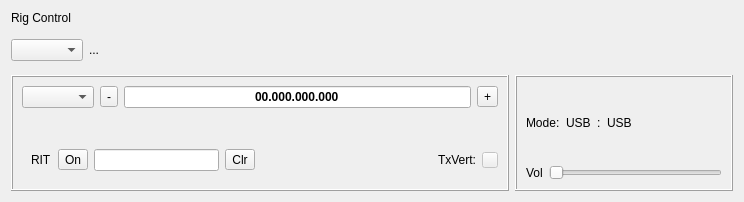
Qt form mqt/MqtLogger/rigcontrolframe.ui (Rsclub22/Minos2-Mirror) before a commit.
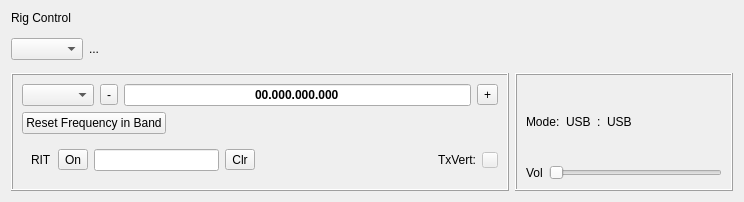
The same form after that commit. Custom widgets are drawn as their Qt base class.

Commit message: Have a reset freq button when required

Patch:
```diff
--- a/mqt/MqtLogger/rigcontrolframe.ui
+++ b/mqt/MqtLogger/rigcontrolframe.ui
@@ -151,6 +151,13 @@
         </item>
         <item>
          <layout class="QHBoxLayout" name="horizontalLayout_12">
+          <item>
+           <widget class="QPushButton" name="resetBandFreqButton">
+            <property name="text">
+             <string>Reset Frequency in Band</string>
+            </property>
+           </widget>
+          </item>
           <item>
            <spacer name="horizontalSpacer_2">
             <property name="orientation">
```
The commit also changes 2 other files.
